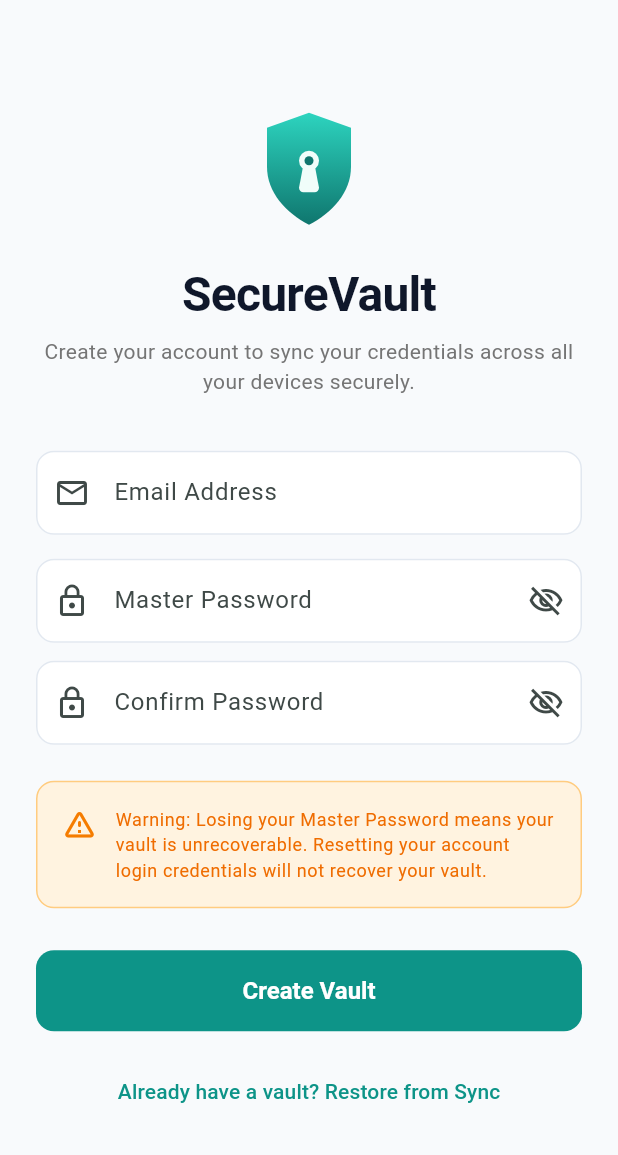
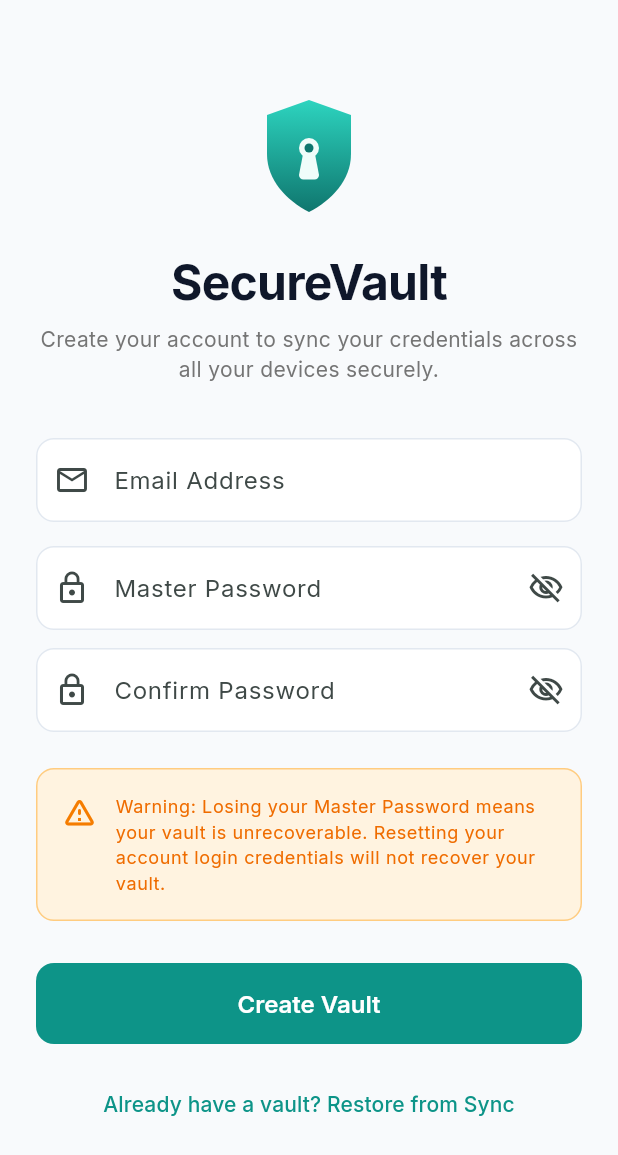
Before and after one commit to ManasGMohanan/secure-vault, a Flutter app: the screen it shows after launch, on a phone screen of 412 x 824 dp. Shown: the top 1155 px of the screen. Run offline on Flutter 3.47's test engine with Material 3 defaults, Android fonts, the phone set to English and light mode, and no system bars; our stand-ins replace cloud_firestore, firebase_auth, firebase_core, flutter_riverpod, flutter_secure_storage, flutter_svg and 10 more; missing offline and left inert: dart:js_interop, pointycastle; accounts and stored records are empty; generated files the repository leaves out were written again; project files that could hold a hidden picture were left out.

Commit message:
added inter font family

```diff
--- a/lib/core/theme/theme.dart
+++ b/lib/core/theme/theme.dart
@@ -1,4 +1,5 @@
 import 'package:flutter/material.dart';
+import 'package:google_fonts/google_fonts.dart';
 
 class AppTheme {
   AppTheme._();
@@ -16,9 +17,11 @@ class AppTheme {
   static const Color lightBorder = Color(0xFFE2E8F0); // Slate 200
 
   static ThemeData get lightTheme {
+    final baseTextTheme = ThemeData(brightness: Brightness.light).textTheme;
     return ThemeData(
       useMaterial3: true,
       brightness: Brightness.light,
+      fontFamily: GoogleFonts.inter().fontFamily,
       colorScheme: ColorScheme.fromSeed(
         seedColor: primaryColor,
         brightness: Brightness.light,
@@ -26,6 +29,7 @@ class AppTheme {
         surface: lightBg,
       ),
       scaffoldBackgroundColor: lightBg,
+      textTheme: GoogleFonts.interTextTheme(baseTextTheme),
       cardTheme: CardThemeData(
         color: lightCard,
         elevation: 0,
@@ -34,13 +38,13 @@ class AppTheme {
           side: const BorderSide(color: lightBorder, width: 1),
         ),
       ),
-      appBarTheme: const AppBarTheme(
+      appBarTheme: AppBarTheme(
         backgroundColor: lightBg,
         elevation: 0,
         centerTitle: true,
-        iconTheme: IconThemeData(color: Color(0xFF1E293B)),
-        titleTextStyle: TextStyle(
-          color: Color(0xFF1E293B),
+        iconTheme: const IconThemeData(color: Color(0xFF1E293B)),
+        titleTextStyle: GoogleFonts.inter(
+          color: const Color(0xFF1E293B),
           fontSize: 20,
           fontWeight: FontWeight.w600,
         ),
@@ -74,7 +78,7 @@ class AppTheme {
           shape: RoundedRectangleBorder(
             borderRadius: BorderRadius.circular(12),
           ),
-          textStyle: const TextStyle(fontSize: 16, fontWeight: FontWeight.w600),
+          textStyle: GoogleFonts.inter(fontSize: 16, fontWeight: FontWeight.w600),
         ),
       ),
       outlinedButtonTheme: OutlinedButtonThemeData(
@@ -85,16 +89,18 @@ class AppTheme {
           shape: RoundedRectangleBorder(
             borderRadius: BorderRadius.circular(12),
           ),
-          textStyle: const TextStyle(fontSize: 16, fontWeight: FontWeight.w600),
+          textStyle: GoogleFonts.inter(fontSize: 16, fontWeight: FontWeight.w600),
         ),
       ),
     );
   }
 
   static ThemeData get darkTheme {
+    final baseTextTheme = ThemeData(brightness: Brightness.dark).textTheme;
     return ThemeData(
       useMaterial3: true,
       brightness: Brightness.dark,
+      fontFamily: GoogleFonts.inter().fontFamily,
       colorScheme: ColorScheme.fromSeed(
         seedColor: primaryDarkColor,
         brightness: Brightness.dark,
@@ -102,6 +108,7 @@ class AppTheme {
         surface: darkBg,
       ),
       scaffoldBackgroundColor: darkBg,
+      textTheme: GoogleFonts.interTextTheme(baseTextTheme),
       cardTheme: CardThemeData(
         color: darkCard,
         elevation: 0,
@@ -110,12 +117,12 @@ class AppTheme {
           side: const BorderSide(color: darkBorder, width: 1),
         ),
       ),
-      appBarTheme: const AppBarTheme(
+      appBarTheme: AppBarTheme(
         backgroundColor: darkBg,
         elevation: 0,
         centerTitle: true,
-        iconTheme: IconThemeData(color: Colors.white),
-        titleTextStyle: TextStyle(
+        iconTheme: const IconThemeData(color: Colors.white),
+        titleTextStyle: GoogleFonts.inter(
           color: Colors.white,
           fontSize: 20,
           fontWeight: FontWeight.w600,
@@ -123,7 +130,7 @@ class AppTheme {
       ),
       inputDecorationTheme: InputDecorationTheme(
         filled: true,
-        fillColor: Color(0xFF1E293B),
+        fillColor: const Color(0xFF1E293B),
         border: OutlineInputBorder(
           borderRadius: BorderRadius.circular(12),
           borderSide: const BorderSide(color: darkBorder),
@@ -150,7 +157,7 @@ class AppTheme {
           shape: RoundedRectangleBorder(
             borderRadius: BorderRadius.circular(12),
           ),
-          textStyle: const TextStyle(fontSize: 16, fontWeight: FontWeight.w600),
+          textStyle: GoogleFonts.inter(fontSize: 16, fontWeight: FontWeight.w600),
         ),
       ),
       outlinedButtonTheme: OutlinedButtonThemeData(
@@ -161,7 +168,7 @@ class AppTheme {
           shape: RoundedRectangleBorder(
             borderRadius: BorderRadius.circular(12),
           ),
-          textStyle: const TextStyle(fontSize: 16, fontWeight: FontWeight.w600),
+          textStyle: GoogleFonts.inter(fontSize: 16, fontWeight: FontWeight.w600),
         ),
       ),
     );
--- a/lib/main.dart
+++ b/lib/main.dart
@@ -5,6 +5,7 @@ import 'package:hive_ce_flutter/hive_ce_flutter.dart';
 import 'package:shared_preferences/shared_preferences.dart';
 import 'package:firebase_core/firebase_core.dart';
 import 'core/security/web_storage_helper.dart';
+import 'package:google_fonts/google_fonts.dart';
 import 'firebase_options.dart';
 import 'app.dart';
 import 'features/settings/data/settings_repository.dart';
@@ -27,6 +28,9 @@ void main() async {
   // Initialize SharedPreferences
   final prefs = await SharedPreferences.getInstance();
 
+  // Disable runtime font fetching to force using locally bundled Inter TTFs
+  GoogleFonts.config.allowRuntimeFetching = false;
+
   runApp(
     ProviderScope(
       overrides: [
```
Also changed, not shown: lib/core/routing/app_router.dart (+32 -27 lines), pubspec.yaml (+14 -0 lines), assets/fonts/Inter-Bold.ttf (added), assets/fonts/Inter-Medium.ttf (added), assets/fonts/Inter-Regular.ttf (added), assets/fonts/Inter-SemiBold.ttf (added), pubspec.lock.
